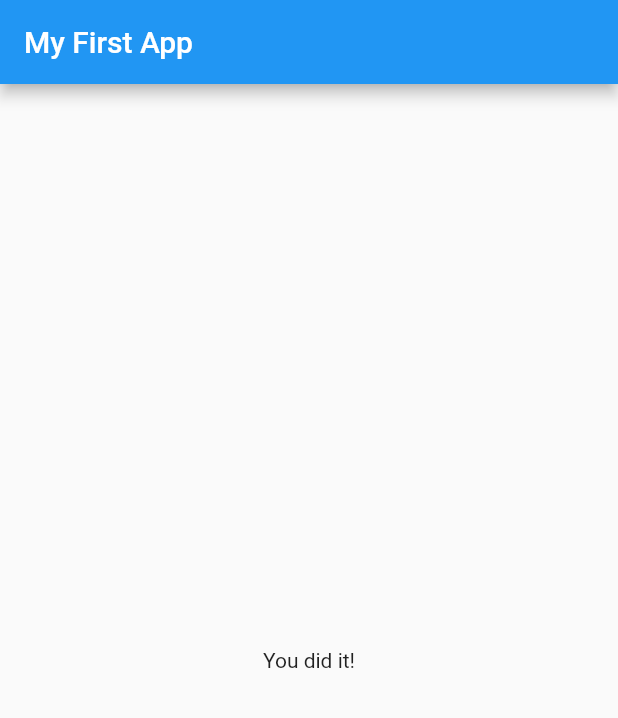
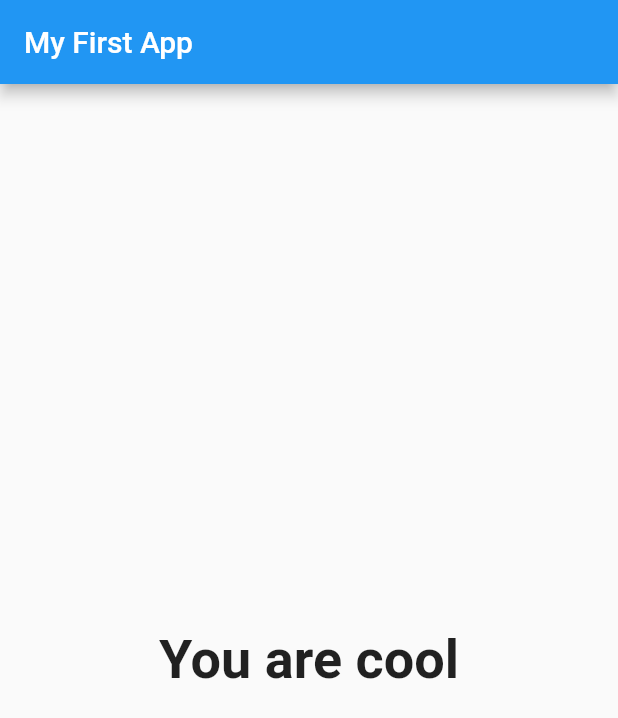
Before and after one commit to AnDamazio/flutter_complete_guide, a Flutter app: the screen it shows after launch, after a tap on "Black", after a tap on "Snake", after a tap on "Angela", on a phone screen of 412 x 824 dp. Shown: the top 718 px of the screen. Run offline on Flutter 3.47's test engine with Material 2 defaults, Android fonts, the phone set to English and light mode, and no system bars.

Commit message:
Add point system and custom messages base on them

```diff
--- a/lib/main.dart
+++ b/lib/main.dart
@@ -19,28 +19,50 @@ class MyApp extends StatefulWidget {
 
 class _MyAppState extends State<MyApp> {
   var _questionIndex = 0;
+  var _totalScore = 0;
   static const _questions = [
     {
       'questionText': 'What\'s your favorite color?',
-      'answers': ['Black', 'Red', 'Green', 'White'],
+      'answers': [
+        {'text': 'Black', 'score': 1},
+        {'text': 'Red', 'score': 4},
+        {'text': 'Green', 'score': 2},
+        {'text': 'White', 'score': 3}
+      ],
     },
     {
       'questionText': 'What\'s your favorite animal?',
-      'answers': ['Rabbit', 'Snake', 'Elephant', 'Lion'],
+      'answers': [
+        {'text': 'Rabbit', 'score': 10},
+        {'text': 'Snake', 'score': 1},
+        {'text': 'Elephant', 'score': 6},
+        {'text': 'Lion', 'score': 5}
+      ],
     },
     {
       'questionText': 'What\'s your favorite instructor?',
-      'answers': ['Rodrigo', 'Luizinho', 'Angela', 'Max'],
+      'answers': [
+        {'text': 'Rodrigo', 'score': 2},
+        {'text': 'Luizinho', 'score': 1},
+        {'text': 'Angela', 'score': 3},
+        {'text': 'Max', 'score': 10}
+      ],
     },
     {
       'questionText': 'What\'s your favorite character?',
-      'answers': ['Sócrates', 'Teeteto', 'Euclides', 'Terpsião'],
+      'answers': [
+        {'text': 'Sócrates', 'score': 1},
+        {'text': 'Teeteto', 'score': 2},
+        {'text': 'Euclides', 'score': 3},
+        {'text': 'Terpsião', 'score': 4}
+      ],
     }
   ];
 
   @override
   Widget build(BuildContext context) {
-    void _answerQuestion() {
+    void _answerQuestion(int score) {
+      _totalScore += score;
       setState(
         () => {
           _questionIndex + 1 < _questions.length
@@ -62,7 +84,7 @@ class _MyAppState extends State<MyApp> {
                 questionIndex: _questionIndex,
                 questions: _questions,
               )
-            : Result(),
+            : Result(_totalScore),
       ),
     );
   }
--- a/lib/quiz.dart
+++ b/lib/quiz.dart
@@ -6,7 +6,7 @@ import 'package:flutter_complete_guide/question.dart';
 class Quiz extends StatelessWidget {
   final List<Map<String, Object>> questions;
   final int questionIndex;
-  final VoidCallback answerQuestion;
+  final Function answerQuestion;
 
   // ignore: use_key_in_widget_constructors
   const Quiz({
@@ -21,8 +21,10 @@ class Quiz extends StatelessWidget {
       children: [
         Question(
             questionText: questions[questionIndex]['questionText'] as String),
-        ...(questions[questionIndex]['answers'] as List<String>).map((answer) {
-          return Answer(answerQuestion, answer);
+        ...(questions[questionIndex]['answers'] as List<Map<String, Object>>)
+            .map((answer) {
+          return Answer(
+              () => answerQuestion(answer['score']), answer['text'] as String);
         }).toList()
       ],
     );
--- a/lib/result.dart
+++ b/lib/result.dart
@@ -3,10 +3,39 @@ import 'package:flutter/src/foundation/key.dart';
 import 'package:flutter/src/widgets/framework.dart';
 
 class Result extends StatelessWidget {
+  final int resultScore;
+
+  // ignore: use_key_in_widget_constructors
+  const Result(this.resultScore);
+
+  String get resultPhrase {
+    try {
+      var resultText = '';
+      if (resultScore <= 8) {
+        resultText = 'You are cool';
+      } else if (resultScore <= 12) {
+        resultText = 'Pretty likeable!';
+      } else if (resultScore <= 16) {
+        resultText = 'You are ... strange?!';
+      } else {
+        resultText = 'You are so bad!';
+      }
+      return resultText;
+    } catch (error) {
+      rethrow;
+    }
+  }
+
   @override
   Widget build(BuildContext context) {
-    return const Center(
-      child: Text('You did it!'),
+    return Center(
+      child: Text(
+        resultPhrase,
+        style: const TextStyle(
+          fontSize: 36,
+          fontWeight: FontWeight.bold,
+        ),
+      ),
     );
   }
 }
```
